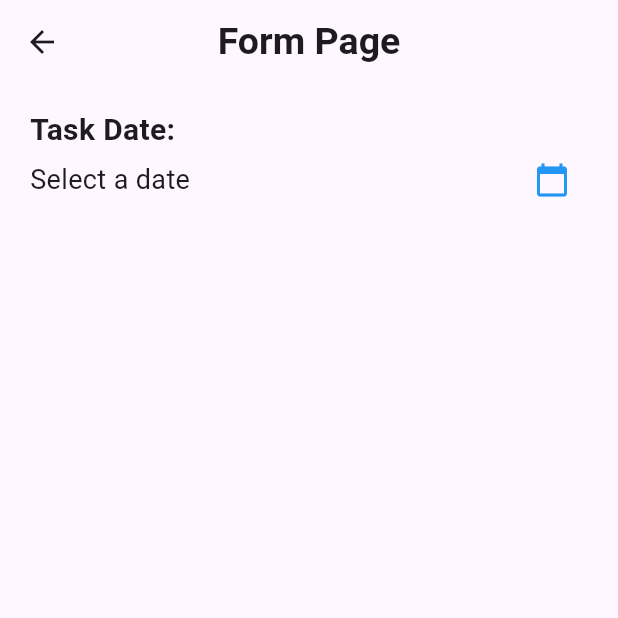
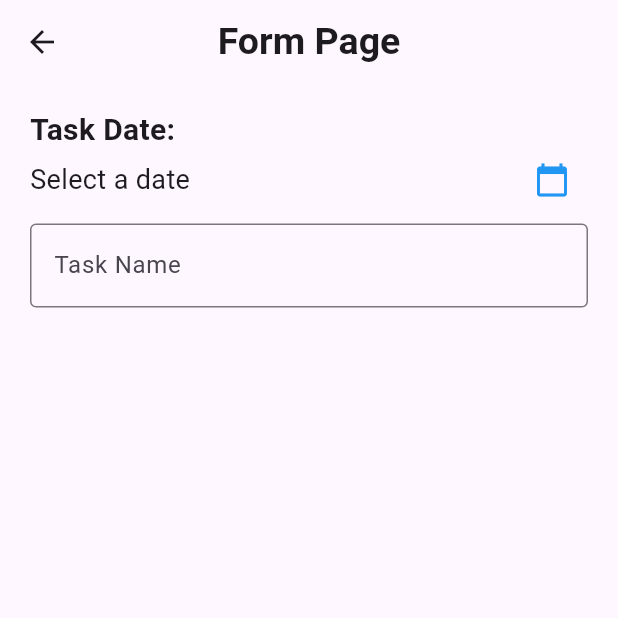
Before and after one commit to iffa28/TodoApp_0092, a Flutter app: the FormPage screen opened directly, on a phone screen of 412 x 824 dp, the top half of it. Run offline on Flutter 3.47's test engine with Material 3 defaults, Android fonts, the phone set to English and light mode, and no system bars.

Commit message:
menambahkan form input text serta validasi untuk memastikan field tidak boleh kosong

```diff
--- a/lib/form_page.dart
+++ b/lib/form_page.dart
@@ -67,6 +67,32 @@ class _FormPageState extends State<FormPage> {
                   ),
                 ],
               ),
+
+              SizedBox(height: 5),
+              Form(
+                key: todoKey,
+                child: Row(
+                  children: [
+                    Expanded(
+                      child: TextFormField(
+                        controller: todoController,
+                        validator: (value) {
+                          if (value == null || value.isEmpty) {
+                            return 'Please enter some text';
+                          }
+                          return null;
+                        },
+                        autovalidateMode: AutovalidateMode.onUnfocus,
+                        decoration: InputDecoration(
+                          labelText: 'Task Name',
+                          hintText: 'Enter task name',
+                          border: OutlineInputBorder(),
+                        ),
+                      ),
+                    ),
+                  ],
+                ),
+              ),
             ],
           ),
         ),
```
